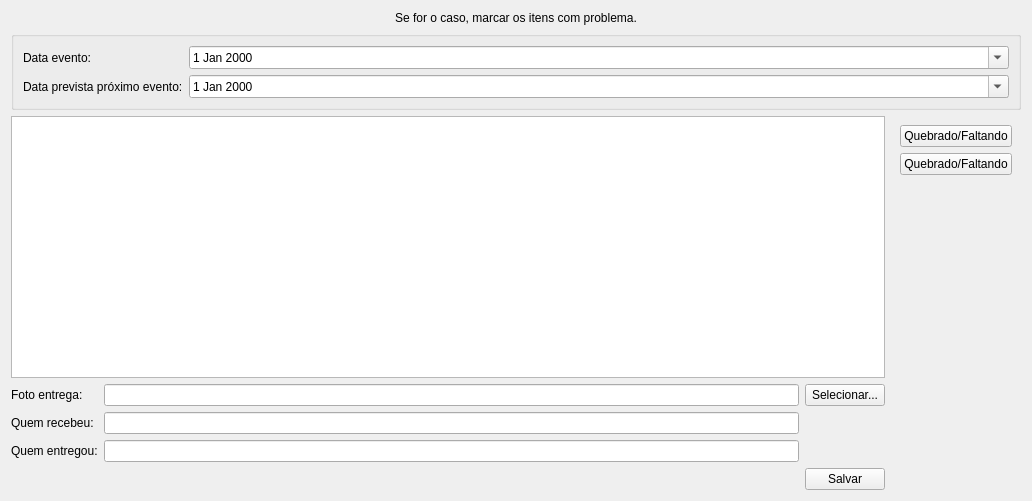
Qt form ui/inputdialogconfirmacao.ui (darktorres/ERP-STACCATO) before a commit.
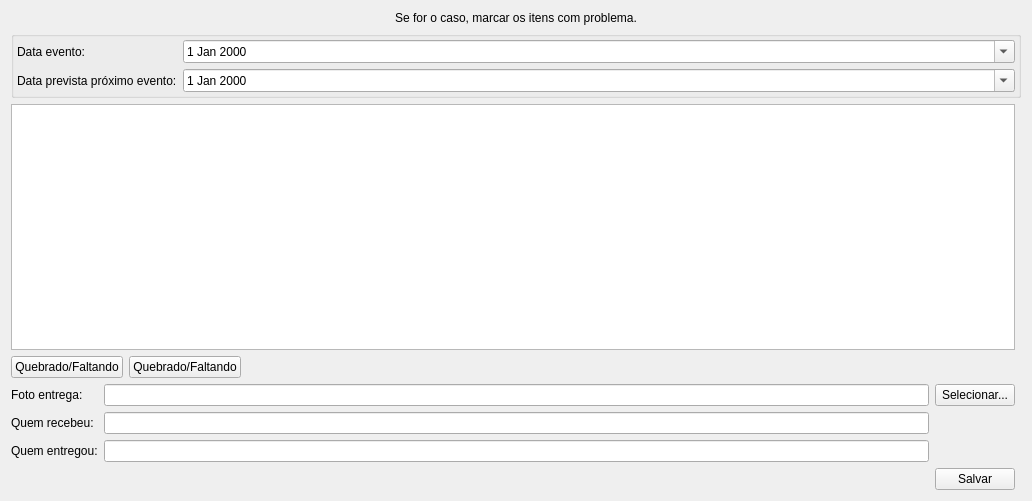
The same form after that commit. Custom widgets are drawn as their Qt base class.

The edit to the form file:
```diff
--- a/ui/inputdialogconfirmacao.ui
+++ b/ui/inputdialogconfirmacao.ui
@@ -14,6 +14,63 @@
    <string>Informações</string>
   </property>
   <layout class="QGridLayout" name="gridLayout_4">
+   <item row="4" column="0">
+    <layout class="QGridLayout" name="gridLayout">
+     <item row="2" column="1">
+      <widget class="QLineEdit" name="lineEditEntregou"/>
+     </item>
+     <item row="2" column="0">
+      <widget class="QLabel" name="labelEntregou">
+       <property name="text">
+        <string>Quem entregou:</string>
+       </property>
+      </widget>
+     </item>
+     <item row="1" column="0">
+      <widget class="QLabel" name="labelRecebeu">
+       <property name="text">
+        <string>Quem recebeu:</string>
+       </property>
+      </widget>
+     </item>
+     <item row="1" column="1">
+      <widget class="QLineEdit" name="lineEditRecebeu"/>
+     </item>
+     <item row="0" column="0">
+      <widget class="QLabel" name="labelFoto">
+       <property name="text">
+        <string>Foto entrega:</string>
+       </property>
+      </widget>
+     </item>
+     <item row="0" column="1">
+      <widget class="QLineEdit" name="lineEditFoto"/>
+     </item>
+     <item row="0" column="2">
+      <widget class="QPushButton" name="pushButtonFoto">
+       <property name="text">
+        <string>Selecionar...</string>
+       </property>
+      </widget>
+     </item>
+    </layout>
+   </item>
+   <item row="2" column="0">
+    <widget class="TableView" name="tableLogistica">
+     <property name="editTriggers">
+      <set>QAbstractItemView::NoEditTriggers</set>
+     </property>
+     <property name="selectionMode">
+      <enum>QAbstractItemView::SingleSelection</enum>
+     </property>
+     <property name="selectionBehavior">
+      <enum>QAbstractItemView::SelectRows</enum>
+     </property>
+     <property name="sortingEnabled">
+      <bool>true</bool>
+     </property>
+    </widget>
+   </item>
    <item row="1" column="0" colspan="2">
     <widget class="QGroupBox" name="frameData">
      <property name="sizePolicy">
@@ -23,6 +80,18 @@
       </sizepolicy>
      </property>
      <layout class="QGridLayout" name="gridLayout_2">
+      <property name="leftMargin">
+       <number>3</number>
+      </property>
+      <property name="topMargin">
+       <number>3</number>
+      </property>
+      <property name="rightMargin">
+       <number>3</number>
+      </property>
+      <property name="bottomMargin">
+       <number>3</number>
+      </property>
       <item row="1" column="0">
        <widget class="QLabel" name="labelEvento">
         <property name="text">
@@ -66,7 +135,7 @@
      </layout>
     </widget>
    </item>
-   <item row="4" column="0">
+   <item row="5" column="0">
     <layout class="QHBoxLayout" name="horizontalLayout">
      <item>
       <spacer name="horizontalSpacer">
@@ -75,8 +144,8 @@
        </property>
        <property name="sizeHint" stdset="0">
         <size>
-         <width>40</width>
-         <height>20</height>
+         <width>0</width>
+         <height>0</height>
         </size>
        </property>
       </spacer>
@@ -110,98 +179,53 @@
     </widget>
    </item>
    <item row="3" column="0">
-    <layout class="QGridLayout" name="gridLayout">
-     <item row="2" column="1">
-      <widget class="QLineEdit" name="lineEditEntregou"/>
-     </item>
-     <item row="2" column="0">
-      <widget class="QLabel" name="labelEntregou">
-       <property name="text">
-        <string>Quem entregou:</string>
-       </property>
-      </widget>
-     </item>
-     <item row="1" column="0">
-      <widget class="QLabel" name="labelRecebeu">
-       <property name="text">
-        <string>Quem recebeu:</string>
-       </property>
-      </widget>
-     </item>
-     <item row="1" column="1">
-      <widget class="QLineEdit" name="lineEditRecebeu"/>
-     </item>
-     <item row="0" column="0">
-      <widget class="QLabel" name="labelFoto">
-       <property name="text">
-        <string>Foto entrega:</string>
-       </property>
-      </widget>
-     </item>
-     <item row="0" column="1">
-      <widget class="QLineEdit" name="lineEditFoto"/>
-     </item>
-     <item row="0" column="2">
-      <widget class="QPushButton" name="pushButtonFoto">
-       <property name="text">
-        <string>Selecionar...</string>
-       </property>
-      </widget>
-     </item>
-    </layout>
-   </item>
-   <item row="2" column="0">
-    <widget class="TableView" name="tableLogistica">
-     <property name="editTriggers">
-      <set>QAbstractItemView::NoEditTriggers</set>
-     </property>
-     <property name="selectionMode">
-      <enum>QAbstractItemView::SingleSelection</enum>
-     </property>
-     <property name="selectionBehavior">
-      <enum>QAbstractItemView::SelectRows</enum>
-     </property>
-     <property name="sortingEnabled">
-      <bool>true</bool>
-     </property>
-    </widget>
-   </item>
-   <item row="2" column="1">
     <widget class="QFrame" name="frameQuebrado">
-     <layout class="QGridLayout" name="gridLayout_3">
-      <item row="2" column="0">
-       <spacer name="verticalSpacer">
+     <layout class="QHBoxLayout" name="horizontalLayout_2">
+      <property name="leftMargin">
+       <number>0</number>
+      </property>
+      <property name="topMargin">
+       <number>0</number>
+      </property>
+      <property name="rightMargin">
+       <number>0</number>
+      </property>
+      <property name="bottomMargin">
+       <number>0</number>
+      </property>
+      <item>
+       <widget class="QPushButton" name="pushButtonQuebradoEntrega">
+        <property name="enabled">
+         <bool>true</bool>
+        </property>
+        <property name="text">
+         <string>Quebrado/Faltando</string>
+        </property>
+       </widget>
+      </item>
+      <item>
+       <widget class="QPushButton" name="pushButtonQuebradoReceb">
+        <property name="enabled">
+         <bool>true</bool>
+        </property>
+        <property name="text">
+         <string>Quebrado/Faltando</string>
+        </property>
+       </widget>
+      </item>
+      <item>
+       <spacer name="horizontalSpacer_2">
         <property name="orientation">
-         <enum>Qt::Vertical</enum>
+         <enum>Qt::Horizontal</enum>
         </property>
         <property name="sizeHint" stdset="0">
          <size>
-          <width>99</width>
-          <height>267</height>
+          <width>0</width>
+          <height>0</height>
          </size>
         </property>
        </spacer>
       </item>
-      <item row="0" column="0">
-       <widget class="QPushButton" name="pushButtonQuebradoReceb">
-        <property name="enabled">
-         <bool>true</bool>
-        </property>
-        <property name="text">
-         <string>Quebrado/Faltando</string>
-        </property>
-       </widget>
-      </item>
-      <item row="1" column="0">
-       <widget class="QPushButton" name="pushButtonQuebradoEntrega">
-        <property name="enabled">
-         <bool>true</bool>
-        </property>
-        <property name="text">
-         <string>Quebrado/Faltando</string>
-        </property>
-       </widget>
-      </item>
      </layout>
     </widget>
    </item>
```
